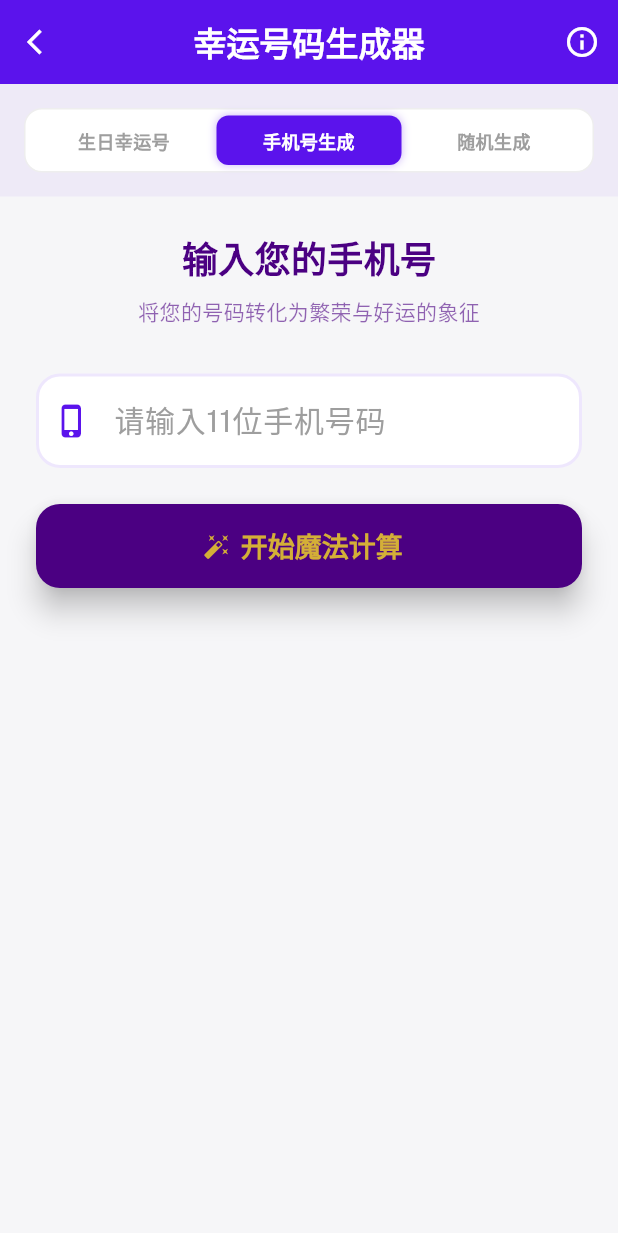
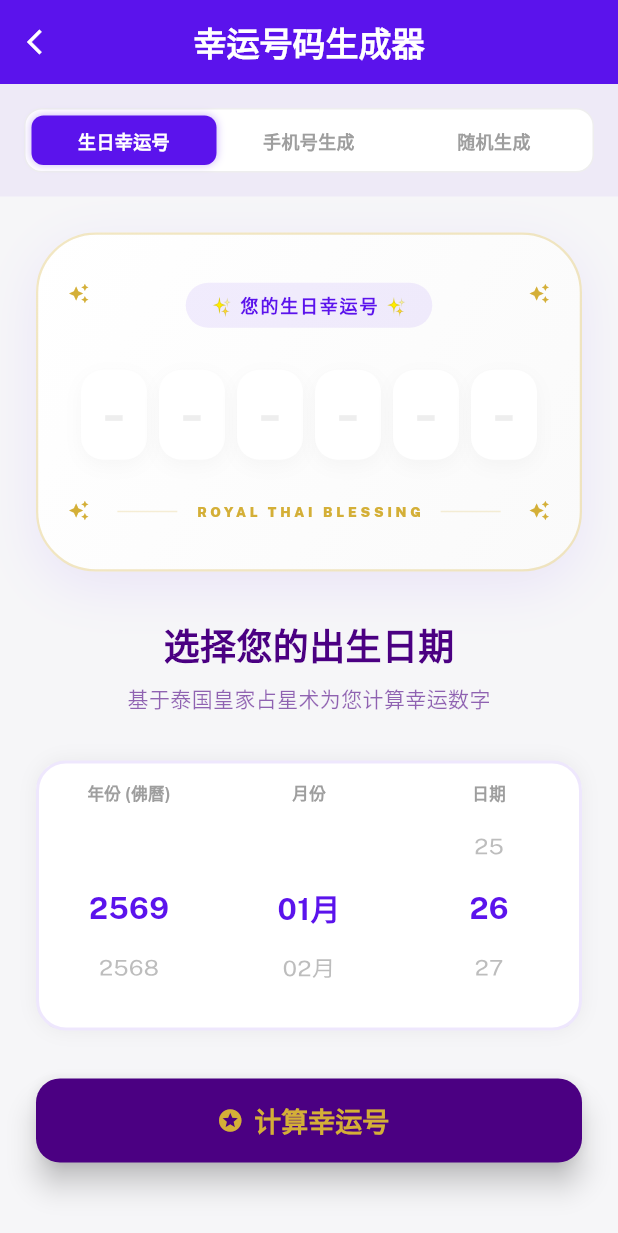
Before and after one commit to FHF404/spider-thai_lottery, a Flutter app: the GeneratorScreen screen opened directly, on a phone screen of 412 x 824 dp. Shown: the top 1233 px of the screen. Run offline on Flutter 3.47's test engine with Material 3 defaults, Android fonts, the phone set to English and light mode, and no system bars; our stand-ins replace google_fonts, shared_preferences; accounts and stored records are empty; network calls fail.

Commit message:
UI: Move lucky number display to top and enhance premium aesthetics in GeneratorScreen

```diff
--- a/lib/screens/generator_screen.dart
+++ b/lib/screens/generator_screen.dart
@@ -1,6 +1,7 @@
 import 'package:flutter/material.dart';
-import 'package:thai_lottery/widgets/result_card.dart';
 import 'package:thai_lottery/theme.dart';
+import 'dart:async';
+import 'dart:math';
 
 class GeneratorScreen extends StatefulWidget {
   const GeneratorScreen({super.key});
@@ -10,13 +11,99 @@ class GeneratorScreen extends StatefulWidget {
 }
 
 class _GeneratorScreenState extends State<GeneratorScreen> {
-  String _mode = 'phone'; // 'phone' | 'birthday' | 'random'
-  List<int>? _generatedNumbers;
+  String _mode = 'birthday'; // 'phone' | 'birthday' | 'random'
 
-  void _handleGenerate() {
+  // Birthday state (B.E.)
+  int _selectedYearBE = DateTime.now().year + 543;
+  int _selectedMonth = DateTime.now().month;
+  int _selectedDay = DateTime.now().day;
+
+  // Phone state
+  final TextEditingController _phoneController = TextEditingController();
+
+  // Animation state
+  bool _isCalculating = false;
+  List<String> _displayNumbers = List.filled(6, "-");
+  List<int> _finalNumbers = [];
+  Timer? _animTimer;
+  final List<bool> _lockedStates = List.filled(6, true);
+
+  @override
+  void dispose() {
+    _animTimer?.cancel();
+    _phoneController.dispose();
+    super.dispose();
+  }
+
+  void _startCalculation() {
+    if (_isCalculating) return;
+
+    // Generate deterministic final numbers based on input
+    _finalNumbers = _mode == 'birthday'
+        ? _generateFromBirthday()
+        : (_mode == 'phone' ? _generateFromPhone() : _generateRandom());
+
     setState(() {
-      _generatedNumbers = [8, 2, 9, 5, 1, 7];
+      _isCalculating = true;
+      _displayNumbers = List.filled(6, "0");
+      for (int i = 0; i < 6; i++) _lockedStates[i] = false;
     });
+
+    int frameCount = 0;
+    _animTimer = Timer.periodic(const Duration(milliseconds: 50), (timer) {
+      frameCount++;
+
+      setState(() {
+        for (int i = 0; i < 6; i++) {
+          if (!_lockedStates[i]) {
+            _displayNumbers[i] = Random().nextInt(10).toString();
+          }
+        }
+      });
+
+      // Gradually lock numbers
+      if (frameCount == 20) _lockedStates[0] = true;
+      if (frameCount == 30) _lockedStates[1] = true;
+      if (frameCount == 40) _lockedStates[2] = true;
+      if (frameCount == 50) _lockedStates[3] = true;
+      if (frameCount == 60) _lockedStates[4] = true;
+      if (frameCount == 70) {
+        _lockedStates[5] = true;
+        timer.cancel();
+        setState(() {
+          for (int i = 0; i < 6; i++) {
+            _displayNumbers[i] = _finalNumbers[i].toString();
+          }
+          _isCalculating = false;
+        });
+      }
+
+      // Update those that are locked to their final value
+      for(int i=0; i<6; i++) {
+        if (_lockedStates[i]) {
+          _displayNumbers[i] = _finalNumbers[i].toString();
+        }
+      }
+    });
+  }
+
+  List<int> _generateFromBirthday() {
+    // Seed random with date
+    final seed = _selectedYearBE * 10000 + _selectedMonth * 100 + _selectedDay;
+    final rand = Random(seed);
+    return List.generate(6, (_) => rand.nextInt(10));
+  }
+
+  List<int> _generateFromPhone() {
+    final phoneStr = _phoneController.text;
+    final seed = int.tryParse(phoneStr.replaceAll(RegExp(r'\D'), '')) ?? 0;
+    final rand = Random(seed);
+    return List.generate(6, (_) => rand.nextInt(10));
+  }
+
+  List<int> _generateRandom() {
+    final rand = Random();
+    return List.generate(6, (_) => rand.nextInt(10));
   }
 
   @override
@@ -28,19 +115,17 @@ class _GeneratorScreenState extends State<GeneratorScreen> {
         elevation: 0,
         leading: IconButton(
           icon: const Icon(Icons.arrow_back_ios, color: Colors.white, size: 20),
-          onPressed: () {}, // Handled by MainScreen
+          onPressed: () {
+            // Navigator is handled in parent switch usually,
+            // but for safety in standalone test:
+            if (Navigator.canPop(context)) Navigator.pop(context);
+          },
         ),
         title: const Text(
           "幸运号码生成器",
           style: TextStyle(color: Colors.white, fontWeight: FontWeight.bold),
         ),
         centerTitle: true,
-        actions: [
-          IconButton(
-            icon: const Icon(Icons.info_outline, color: Colors.white),
-            onPressed: () {},
-          ),
-        ],
       ),
       body: Column(
         children: [
@@ -50,10 +135,11 @@ class _GeneratorScreenState extends State<GeneratorScreen> {
               padding: const EdgeInsets.all(24),
               child: Column(
                 children: [
+                  _buildResultDisplay(),
+                  const SizedBox(height: 32),
+                  if (_mode == 'birthday') _buildBirthdayMode(),
                   if (_mode == 'phone') _buildPhoneMode(),
-                  if (_mode == 'birthday') _buildBirthdayMode(),
                   if (_mode == 'random') _buildRandomMode(),
-                  if (_generatedNumbers != null) _buildResultDisplay(),
                   const SizedBox(height: 100),
                 ],
               ),
@@ -92,7 +178,9 @@ class _GeneratorScreenState extends State<GeneratorScreen> {
       child: GestureDetector(
         onTap: () => setState(() {
           _mode = mode;
-          _generatedNumbers = null;
+          _displayNumbers = List.filled(6, "-");
+          _isCalculating = false;
+          _animTimer?.cancel();
         }),
         child: Container(
           padding: const EdgeInsets.symmetric(vertical: 8),
@@ -117,48 +205,6 @@ class _GeneratorScreenState extends State<GeneratorScreen> {
     );
   }
 
-  Widget _buildPhoneMode() {
-    return Column(
-      children: [
-        const Text(
-          "输入您的手机号",
-          style: TextStyle(fontSize: 24, fontWeight: FontWeight.bold, color: kPrimaryDark),
-        ),
-        const SizedBox(height: 8),
-        Text(
-          "将您的号码转化为繁荣与好运的象征",
-          style: TextStyle(color: kPrimaryDark.withOpacity(0.6), fontSize: 14),
-        ),
-        const SizedBox(height: 32),
-        TextField(
-          keyboardType: TextInputType.phone,
-          style: const TextStyle(fontSize: 20, fontWeight: FontWeight.bold, color: kPrimaryDark),
-          decoration: InputDecoration(
-            prefixIcon: const Icon(Icons.phone_iphone, color: kPrimaryColor),
-            hintText: "请输入11位手机号码",
-            hintStyle: const TextStyle(fontWeight: FontWeight.normal, color: Colors.grey),
-            filled: true,
-            fillColor: Colors.white,
-            border: OutlineInputBorder(
-              borderRadius: BorderRadius.circular(16),
-              borderSide: BorderSide(color: kPrimaryColor.withOpacity(0.2), width: 2),
-            ),
-            enabledBorder: OutlineInputBorder(
-              borderRadius: BorderRadius.circular(16),
-              borderSide: BorderSide(color: kPrimaryColor.withOpacity(0.1), width: 2),
-            ),
-            focusedBorder: OutlineInputBorder(
-              borderRadius: BorderRadius.circular(16),
-              borderSide: const BorderSide(color: kPrimaryColor, width: 2),
-            ),
-          ),
-        ),
-        const SizedBox(height: 24),
-        _buildMagicButton("开始魔法计算", Icons.auto_fix_high),
-      ],
-    );
-  }
-
   Widget _buildBirthdayMode() {
     return Column(
       children: [
@@ -173,7 +219,7 @@ class _GeneratorScreenState extends State<GeneratorScreen> {
         ),
         const SizedBox(height: 32),
         Container(
-          padding: const EdgeInsets.all(16),
+          height: 180,
           decoration: BoxDecoration(
             color: Colors.white,
             borderRadius: BorderRadius.circular(20),
@@ -182,11 +228,25 @@ class _GeneratorScreenState extends State<GeneratorScreen> {
           ),
           child: Row(
             children: [
-              _buildPickerColumn("年份", "1995", "1996", "1997"),
-              Container(width: 1, height: 80, color: Colors.grey.shade100),
-              _buildPickerColumn("月份", "05月", "06月", "07月"),
-              Container(width: 1, height: 80, color: Colors.grey.shade100),
-              _buildPickerColumn("日期", "14", "15", "16"),
+              _buildWheelPicker(
+                label: "年份 (佛曆)",
+                items: List.generate(101, (i) => (DateTime.now().year + 543 - i)),
+                selectedVal: _selectedYearBE,
+                onChanged: (val) => setState(() => _selectedYearBE = val),
+              ),
+              _buildWheelPicker(
+                label: "月份",
+                items: List.generate(12, (i) => i + 1),
+                format: (v) => v.toString().padLeft(2, '0') + "月",
+                selectedVal: _selectedMonth,
+                onChanged: (val) => setState(() => _selectedMonth = val),
+              ),
+              _buildWheelPicker(
+                label: "日期",
+                items: List.generate(31, (i) => i + 1),
+                selectedVal: _selectedDay,
+                onChanged: (val) => setState(() => _selectedDay = val),
+              ),
             ],
           ),
         ),
@@ -196,93 +256,83 @@ class _GeneratorScreenState extends State<GeneratorScreen> {
     );
   }
 
-  Widget _buildPickerColumn(String label, String prev, String current, String next) {
+  Widget _buildWheelPicker({
+    required String label,
+    required List<int> items,
+    required int selectedVal,
+    required ValueChanged<int> onChanged,
+    String Function(int)? format,
+  }) {
+    final int initialIndex = items.indexOf(selectedVal);
     return Expanded(
       child: Column(
         children: [
-          Text(label, style: const TextStyle(fontSize: 10, fontWeight: FontWeight.bold, color: Colors.grey)),
-          const SizedBox(height: 8),
-          Text(prev, style: const TextStyle(fontSize: 14, color: Colors.grey)),
-          const SizedBox(height: 4),
-          Container(
-            padding: const EdgeInsets.symmetric(vertical: 8, horizontal: 16),
-            decoration: BoxDecoration(
-              color: kPrimaryColor.withOpacity(0.1),
-              borderRadius: BorderRadius.circular(8),
-              border: Border.symmetric(horizontal: BorderSide(color: kPrimaryColor.withOpacity(0.3), width: 2)),
+          const SizedBox(height: 12),
+          Text(label, style: const TextStyle(fontSize: 11, fontWeight: FontWeight.bold, color: Colors.grey)),
+          Expanded(
+            child: ListWheelScrollView.useDelegate(
+              itemExtent: 40,
+              physics: const FixedExtentScrollPhysics(),
+              onSelectedItemChanged: (index) => onChanged(items[index]),
+              controller: FixedExtentScrollController(initialItem: initialIndex > -1 ? initialIndex : 0),
+              childDelegate: ListWheelChildBuilderDelegate(
+                childCount: items.length,
+                builder: (context, index) {
+                  final val = items[index];
+                  final isSelected = val == selectedVal;
+                  return Center(
+                    child: Text(
+                      format != null ? format(val) : val.toString(),
+                      style: TextStyle(
+                        fontSize: isSelected ? 20 : 16,
+                        fontWeight: isSelected ? FontWeight.bold : FontWeight.normal,
+                        color: isSelected ? kPrimaryColor : Colors.grey.shade400,
+                      ),
+                    ),
+                  );
+                }
+              ),
             ),
-            child: Text(current, style: const TextStyle(fontSize: 18, fontWeight: FontWeight.bold, color: kPrimaryColor)),
           ),
-          const SizedBox(height: 4),
-          Text(next, style: const TextStyle(fontSize: 14, color: Colors.grey)),
+          const SizedBox(height: 12),
         ],
       ),
     );
   }
 
+  Widget _buildPhoneMode() {
+    return Column(
+      children: [
+        const Text(
+          "输入您的手机号",
+          style: TextStyle(fontSize: 24, fontWeight: FontWeight.bold, color: kPrimaryDark),
+        ),
+        const SizedBox(height: 32),
+        TextField(
+          controller: _phoneController,
+          keyboardType: TextInputType.phone,
+          onChanged: (_) => setState(() => _displayNumbers = List.filled(6, "-")),
+          style: const TextStyle(fontSize: 20, fontWeight: FontWeight.bold, color: kPrimaryDark),
+          decoration: InputDecoration(
+            prefixIcon: const Icon(Icons.phone_iphone, color: kPrimaryColor),
+            hintText: "请输入手机号码",
+            filled: true,
+            fillColor: Colors.white,
+            border: OutlineInputBorder(borderRadius: BorderRadius.circular(16), borderSide: BorderSide.none),
+            enabledBorder: OutlineInputBorder(borderRadius: BorderRadius.circular(16), borderSide: BorderSide(color: kPrimaryColor.withOpacity(0.1))),
+          ),
+        ),
+        const SizedBox(height: 24),
+        _buildMagicButton("开始魔法计算", Icons.auto_fix_high),
+      ],
+    );
+  }
+
   Widget _buildRandomMode() {
     return Column(
-      mainAxisAlignment: MainAxisAlignment.center,
       children: [
-        const SizedBox(height: 40),
-        const Text(
-          "点击生成幸运号码",
-          style: TextStyle(fontSize: 24, fontWeight: FontWeight.bold, color: kPrimaryDark),
-        ),
-        const SizedBox(height: 8),
-        Text(
-          "皇家占星随机算法为您即时演算",
-          style: TextStyle(color: kPrimaryDark.withOpacity(0.6), fontSize: 14),
-        ),
-        const SizedBox(height: 60),
-        GestureDetector(
-          onTap: _handleGenerate,
-          child: Stack(
-            alignment: Alignment.center,
-            children: [
-              Container(
-                width: 200,
-                height: 200,
-                decoration: BoxDecoration(
-                  shape: BoxShape.circle,
-                  border: Border.all(color: kPrimaryColor.withOpacity(0.2), width: 2),
-                ),
-              ),
-              Container(
-                width: 180,
-                height: 180,
-                decoration: BoxDecoration(
-                  shape: BoxShape.circle,
-                  color: kPrimaryDark,
-                  border: Border.all(color: kRoyalGold, width: 4),
-                  boxShadow: [
-                    BoxShadow(
-                      color: const Color(0xFF673AB7).withOpacity(0.4),
-                      blurRadius: 40,
-                      spreadRadius: 2,
-                    ),
-                  ],
-                ),
-                child: Column(
-                  mainAxisAlignment: MainAxisAlignment.center,
-                  children: const [
-                    Icon(Icons.stars, color: kRoyalGold, size: 48),
-                    SizedBox(height: 8),
-                    Text(
-                      "开始生成",
-                      style: TextStyle(
-                        color: kRoyalGold,
-                        fontWeight: FontWeight.bold,
-                        fontSize: 20,
-                        letterSpacing: 2,
-                      ),
-                    ),
-                  ],
-                ),
-              ),
-            ],
-          ),
-        ),
+        const SizedBox(height: 24),
+        _buildMagicButton("随机抽取幸运号", Icons.shuffle),
       ],
     );
   }
@@ -292,7 +342,7 @@ class _GeneratorScreenState extends State<GeneratorScreen> {
       width: double.infinity,
       height: 56,
       child: ElevatedButton.icon(
-        onPressed: _handleGenerate,
+        onPressed: _isCalculating ? null : _startCalculation,
         icon: Icon(icon, color: kRoyalGold),
         label: Text(label),
         style: ElevatedButton.styleFrom(
@@ -308,70 +358,103 @@ class _GeneratorScreenState extends State<GeneratorScreen> {
 
   Widget _buildResultDisplay() {
     return Container(
-      margin: const EdgeInsets.only(top: 40),
-      padding: const EdgeInsets.all(32),
+      width: double.infinity,
+      padding: const EdgeInsets.symmetric(vertical: 32, horizontal: 20),
       decoration: BoxDecoration(
-        color: Colors.white,
+        gradient: LinearGradient(
+          begin: Alignment.topLeft,
+          end: Alignment.bottomRight,
+          colors: [Colors.white, Colors.grey.shade50],
+        ),
         borderRadius: BorderRadius.circular(40),
-        border: Border.all(color: kRoyalGold.withOpacity(0.2), width: 2),
-        boxShadow: [BoxShadow(color: Colors.black.withOpacity(0.1), blurRadius: 20)],
+        border: Border.all(color: kRoyalGold.withOpacity(0.3), width: 1.5),
+        boxShadow: [
+          BoxShadow(
+            color: kPrimaryColor.withOpacity(0.08),
+            blurRadius: 30,
+            offset: const Offset(0, 10),
+          )
+        ],
       ),
       child: Stack(
         children: [
-          // Corner accents (simplified for flutter)
-          const Positioned(top: 0, left: 0, child: Icon(Icons.apps, size: 16, color: kRoyalGold)),
-          const Positioned(top: 0, right: 0, child: Icon(Icons.apps, size: 16, color: kRoyalGold)),
-          const Positioned(bottom: 0, left: 0, child: Icon(Icons.apps, size: 16, color: kRoyalGold)),
-          const Positioned(bottom: 0, right: 0, child: Icon(Icons.apps, size: 16, color: kRoyalGold)),
+          const Positioned(top: 0, left: 0, child: Icon(Icons.auto_awesome, size: 14, color: kRoyalGold)),
+          const Positioned(top: 0, right: 0, child: Icon(Icons.auto_awesome, size: 14, color: kRoyalGold)),
+          const Positioned(bottom: 0, left: 0, child: Icon(Icons.auto_awesome, size: 14, color: kRoyalGold)),
+          const Positioned(bottom: 0, right: 0, child: Icon(Icons.auto_awesome, size: 14, color: kRoyalGold)),
 
           Column(
             children: [
-              const Text(
-                "您的手机幸运号",
-                style: TextStyle(
-                  color: Colors.grey,
-                  fontSize: 12,
-                  fontWeight: FontWeight.bold,
-                  letterSpacing: 2,
+              Container(
+                padding: const EdgeInsets.symmetric(horizontal: 16, vertical: 6),
+                decoration: BoxDecoration(
+                  color: kPrimaryColor.withOpacity(0.08),
+                  borderRadius: BorderRadius.circular(20),
+                ),
+                child: Text(
+                  _mode == 'birthday' ? "✨ 您的生日幸运号 ✨" : (_mode == 'phone' ? "📱 您的手机幸运号 📱" : "🎲 随机幸运号 🎲"),
+                  style: const TextStyle(
+                    color: kPrimaryColor,
+                    fontSize: 12,
+                    fontWeight: FontWeight.w800,
+                    letterSpacing: 1.2,
+                  ),
                 ),
               ),
-              const SizedBox(height: 24),
+              const SizedBox(height: 28),
               Row(
                 mainAxisAlignment: MainAxisAlignment.center,
-                children: _generatedNumbers!.map((n) => Container(
+                children: _displayNumbers.map((n) => Container(
                   margin: const EdgeInsets.symmetric(horizontal: 4),
-                  width: 40,
-                  height: 56,
+                  width: 44,
+                  height: 60,
                   decoration: BoxDecoration(
-                    color: const Color(0xFFF5F5F5),
-                    borderRadius: BorderRadius.circular(12),
-                    border: Border.all(color: Colors.grey.shade100),
+                    color: Colors.white,
+                    borderRadius: BorderRadius.circular(15),
+                    boxShadow: [
+                      BoxShadow(
+                        color: Colors.black.withOpacity(0.03),
+                        blurRadius: 10,
+                        offset: const Offset(0, 4),
+                      ),
+                      if (n != "-" && _isCalculating)
+                        BoxShadow(
+                          color: kPrimaryColor.withOpacity(0.2),
+                          blurRadius: 8,
+                          spreadRadius: 1,
+                        )
+                    ],
                   ),
                   alignment: Alignment.center,
                   child: Text(
-                    n.toString(),
-                    style: const TextStyle(fontSize: 24, fontWeight: FontWeight.bold, color: kPrimaryDark),
+                    n,
+                    style: TextStyle(
+                      fontSize: 32,
+                      fontWeight: FontWeight.w900,
+                      color: n == "-" ? Colors.grey.shade200 : kPrimaryColor,
+                      fontFamily: 'monospace'
+                    ),
                   ),
                 )).toList(),
               ),
-              const SizedBox(height: 32),
+              const SizedBox(height: 28),
               Row(
                 mainAxisAlignment: MainAxisAlignment.center,
                 children: [
-                  Container(width: 32, height: 1, color: kPrimaryColor.withOpacity(0.2)),
+                  Container(width: 40, height: 1, color: kRoyalGold.withOpacity(0.2)),
                   const Padding(
-                    padding: EdgeInsets.symmetric(horizontal: 8.0),
+                    padding: EdgeInsets.symmetric(horizontal: 12.0),
                     child: Text(
-                      "Royal Thai Blessing",
+                      "ROYAL THAI BLESSING",
                       style: TextStyle(
-                        fontSize: 10,
-                        color: Colors.grey,
-                        fontWeight: FontWeight.bold,
-                        letterSpacing: 2,
+                        fontSize: 9,
+                        color: kRoyalGold,
+                        fontWeight: FontWeight.w900,
+                        letterSpacing: 2.5
                       ),
                     ),
                   ),
-                  Container(width: 32, height: 1, color: kPrimaryColor.withOpacity(0.2)),
+                  Container(width: 40, height: 1, color: kRoyalGold.withOpacity(0.2)),
                 ],
               ),
             ],
```
